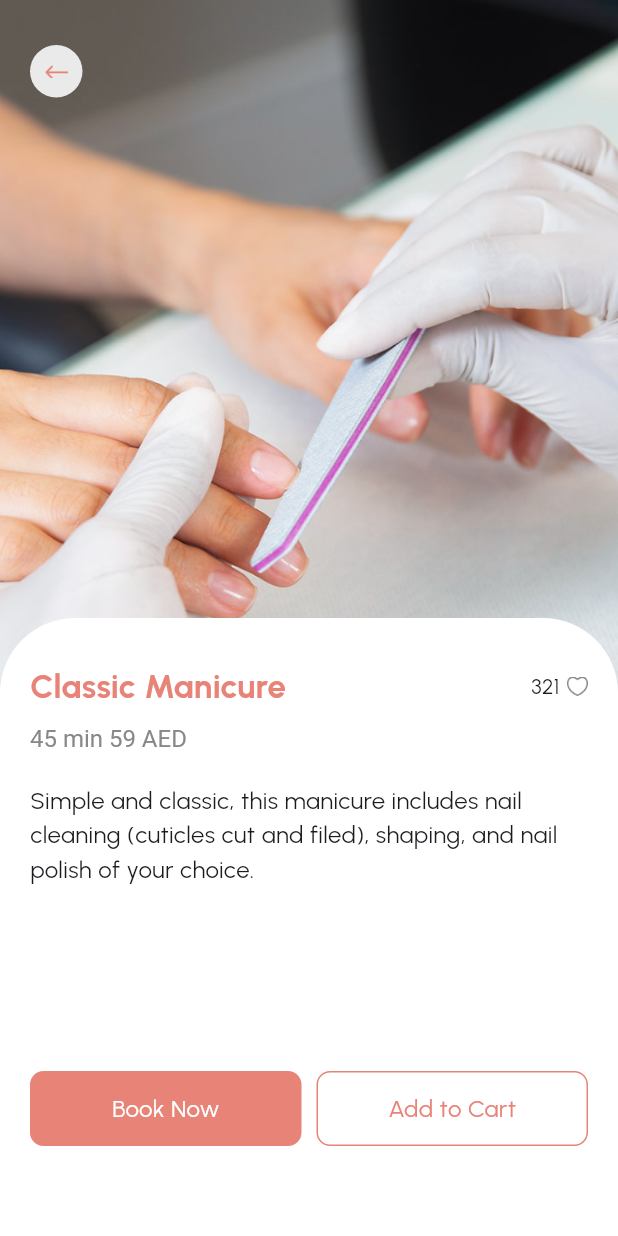
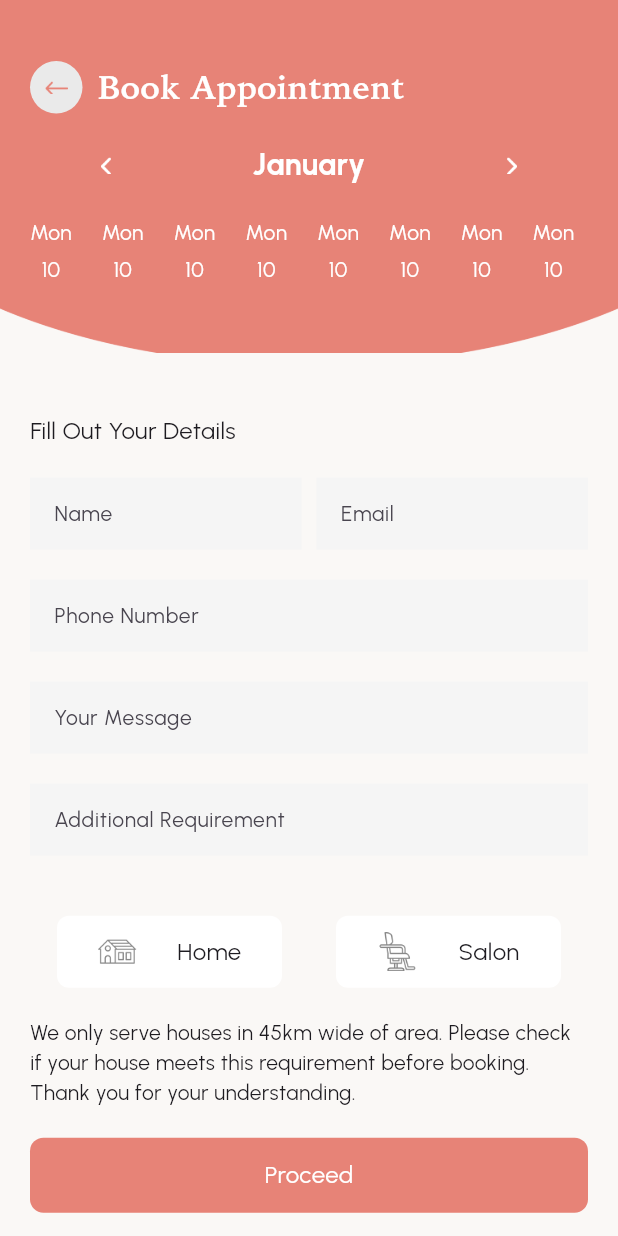
Before and after one commit to asadeee-web/lucious_beauty_app, a Flutter app: the ServicesDetailsScreen screen opened directly with sample values from the repository, after a tap on "Book Now", on a phone screen of 412 x 824 dp. Run offline on Flutter 3.47's test engine with Material 3 defaults, Android fonts, the phone set to English and light mode, and no system bars; our stand-ins replace flutter_screenutil, get; statements that could not run were skipped.

Commit message:
booking appointment screen updated

```diff
--- /dev/null
+++ b/lib/ui/screens/booking/components/book_appointment.dart
@@ -0,0 +1,206 @@
+import 'package:flutter/material.dart';
+import 'package:get/get.dart';
+import 'package:lucious_beauty_app/core/constants/colors.dart';
+import 'package:lucious_beauty_app/core/constants/sizes.dart';
+import 'package:lucious_beauty_app/core/constants/strings.dart';
+import 'package:lucious_beauty_app/core/constants/textstyles.dart';
+import 'package:lucious_beauty_app/ui/widgets/custom_button.dart';
+import 'package:lucious_beauty_app/ui/widgets/custom_circle_box.dart';
+import 'package:lucious_beauty_app/ui/widgets/custom_textfeild.dart';
+
+class BookAppointment extends StatelessWidget {
+  const BookAppointment({super.key});
+
+  @override
+  Widget build(BuildContext context) {
+    return Scaffold(
+      body: Column(
+        crossAxisAlignment: CrossAxisAlignment.start,
+        children: [
+          //Header>>>
+          _header(context),
+
+          sizedBox40,
+
+          //Available Time Slot>>>
+
+          //Fill Out Your Details>>>
+          _filloutYourDetail(),
+        ],
+      ),
+    );
+  }
+}
+
+_header(BuildContext context) {
+  return Container(
+    height: MediaQuery.of(context).size.height / 3.5,
+    alignment: Alignment.center,
+    decoration: BoxDecoration(
+        image: DecorationImage(
+            image: AssetImage("assets/icons/header.png"), fit: BoxFit.cover)),
+    child: Padding(
+      padding: const EdgeInsets.symmetric(
+        horizontal: 20,
+      ),
+      child: Column(
+        mainAxisAlignment: MainAxisAlignment.center,
+        children: [
+          Row(
+            children: [
+              CustomCircleBox(
+                  onTap: () {
+                    Get.back();
+                  },
+                  image: Image.asset(
+                    backarrowIcon,
+                    color: primaryColor,
+                    width: 16,
+                    height: 9,
+                  )),
+              const SizedBox(
+                width: 10,
+              ),
+              Text(
+                "Book Appointment",
+                style: lowanStyle22.copyWith(color: whiteColor),
+              ),
+            ],
+          ),
+          sizedBox20,
+          Row(
+            mainAxisAlignment: MainAxisAlignment.spaceAround,
+            children: [
+              Image.asset(
+                "assets/icons/ios_back.png",
+                width: 7,
+                height: 12,
+              ),
+              Text(
+                "January",
+                style: style20.copyWith(
+                    fontWeight: FontWeight.w700, color: Colors.white),
+              ),
+              Image.asset(
+                "assets/icons/ios_forward.png",
+                width: 7,
+                height: 12,
+              ),
+            ],
+          ),
+          sizedBox20,
+          SizedBox(
+            height: 50,
+            child: ListView.separated(
+              shrinkWrap: true,
+              scrollDirection: Axis.horizontal,
+              itemCount: 20,
+              itemBuilder: (context, index) {
+                return Column(
+                  children: [
+                    Text(
+                      "Mon",
+                      style: style14.copyWith(color: whiteColor),
+                    ),
+                    sizedBox5,
+                    Text(
+                      "10",
+                      style: style14.copyWith(color: whiteColor),
+                    ),
+                  ],
+                );
+              },
+              separatorBuilder: (BuildContext context, int index) {
+                return SizedBox(
+                  width: 20,
+                );
+              },
+            ),
+          )
+        ],
+      ),
+    ),
+  );
+}
+
+_availableTimeSlot() {
+  return Padding(
+    padding: const EdgeInsets.symmetric(horizontal: 20),
+    child: Column(
+      children: [
+        Text(
+          "Available Time Slots",
+          style: style16,
+        ),
+      ],
+    ),
+  );
+}
+
+_filloutYourDetail() {
+  return Padding(
+    padding: const EdgeInsets.symmetric(horizontal: 20),
+    child: Column(
+      crossAxisAlignment: CrossAxisAlignment.start,
+      children: [
+        Text(
+          "Fill Out Your Details",
+          style: style16,
+        ),
+        sizedBox20,
+        Row(
+          children: [
+            Expanded(child: CustomTextfeild(hintText: "Name")),
+            SizedBox(
+              width: 10,
+            ),
+            Expanded(child: CustomTextfeild(hintText: "Email")),
+          ],
+        ),
+        sizedBox20,
+        CustomTextfeild(hintText: "Phone Number"),
+        sizedBox20,
+        CustomTextfeild(hintText: "Your Message"),
+        sizedBox20,
+        CustomTextfeild(hintText: "Additional Requirement"),
+        sizedBox40,
+        Row(
+          mainAxisAlignment: MainAxisAlignment.spaceAround,
+          children: [
+            _toggleButton("assets/icons/home2_icon.png", "Home", greyColor),
+            _toggleButton("assets/icons/salon_icon.png", "Salon", greyColor)
+          ],
+        ),
+        sizedBox20,
+        Text(
+            "We only serve houses in 45km wide of area. Please check if your house meets this requirement before booking. Thank you for your understanding."),
+        sizedBox20,
+        CustomButton(text: "Proceed", onTap: () {})
+      ],
+    ),
+  );
+}
+
+Container _toggleButton(image, text, color) {
+  return Container(
+    height: 48,
+    width: 150,
+    decoration: BoxDecoration(
+        color: whiteColor, borderRadius: BorderRadius.circular(8)),
+    child: Row(
+      mainAxisAlignment: MainAxisAlignment.spaceEvenly,
+      children: [
+        Image.asset(
+          image,
+          width: 26,
+          height: 26,
+          color: color,
+        ),
+        Text(
+          text,
+          style: style16,
+        )
+      ],
+    ),
+  );
+}
--- a/lib/ui/screens/home/home_screen.dart
+++ b/lib/ui/screens/home/home_screen.dart
@@ -200,7 +200,7 @@ _ourServices(BuildContext context, HomeViewModel model) {
       ),
       sizedBox10,
       SizedBox(
-        height: 130,
+        height: 120,
         child: ListView.builder(
             itemCount: model.listServicesModel.length,
             scrollDirection: Axis.horizontal,
--- a/lib/ui/screens/services_details/booking_details.dart
+++ b/lib/ui/screens/services_details/booking_details.dart
@@ -5,6 +5,7 @@ import 'package:lucious_beauty_app/core/constants/colors.dart';
 import 'package:lucious_beauty_app/core/constants/sizes.dart';
 import 'package:lucious_beauty_app/core/constants/strings.dart';
 import 'package:lucious_beauty_app/core/constants/textstyles.dart';
+import 'package:lucious_beauty_app/ui/screens/booking/components/book_appointment.dart';
 import 'package:lucious_beauty_app/ui/widgets/custom_circle_box.dart';
 
 import 'package:lucious_beauty_app/ui/widgets/custom_unfilled_button.dart';
--- a/lib/ui/screens/services_details/services_details_screen.dart
+++ b/lib/ui/screens/services_details/services_details_screen.dart
@@ -1,12 +1,11 @@
 import 'package:flutter/material.dart';
 import 'package:get/get.dart';
-import 'package:get/get_core/src/get_main.dart';
 import 'package:lucious_beauty_app/core/constants/colors.dart';
 import 'package:lucious_beauty_app/core/constants/sizes.dart';
 import 'package:lucious_beauty_app/core/constants/strings.dart';
 import 'package:lucious_beauty_app/core/constants/textstyles.dart';
 import 'package:lucious_beauty_app/core/models/specific_services.dart';
-import 'package:lucious_beauty_app/ui/screens/specific_services/specific_services_screen.dart';
+import 'package:lucious_beauty_app/ui/screens/booking/components/book_appointment.dart';
 import 'package:lucious_beauty_app/ui/widgets/custom_button.dart';
 import 'package:lucious_beauty_app/ui/widgets/custom_circle_box.dart';
 import 'package:lucious_beauty_app/ui/widgets/custom_unfilled_button.dart';
@@ -44,8 +43,9 @@ class ServicesDetailsScreen extends StatelessWidget {
             Positioned(
               bottom: 0,
               child: Container(
-                padding: EdgeInsets.symmetric(horizontal: 20, vertical: 30),
-                decoration: BoxDecoration(
+                padding:
+                    const EdgeInsets.symmetric(horizontal: 20, vertical: 30),
+                decoration: const BoxDecoration(
                     color: whiteColor,
                     borderRadius: BorderRadius.only(
                         topLeft: Radius.circular(50),
@@ -65,8 +65,8 @@ class ServicesDetailsScreen extends StatelessWidget {
                         ),
                         Row(
                           children: [
-                            Text("321"),
-                            SizedBox(
+                            const Text("321"),
+                            const SizedBox(
                               width: 5,
                             ),
                             Image.asset(
@@ -89,20 +89,23 @@ class ServicesDetailsScreen extends StatelessWidget {
                       ),
                     ),
                     sizedBox20,
-                    Text(
+                    const Text(
                       "Simple and classic, this manicure includes nail cleaning (cuticles cut and filed), shaping, and nail polish of your choice. ",
                       style: style16,
                     ),
-                    Spacer(),
+                    const Spacer(),
                     Padding(
                       padding: const EdgeInsets.only(bottom: 30),
                       child: Row(
                         mainAxisAlignment: MainAxisAlignment.spaceEvenly,
                         children: [
                           Expanded(
-                              child:
-                                  CustomButton(text: "Book Now", onTap: () {})),
-                          SizedBox(
+                              child: CustomButton(
+                                  text: "Book Now",
+                                  onTap: () {
+                                    Get.to(const BookAppointment());
+                                  })),
+                          const SizedBox(
                             width: 10,
                           ),
                           Expanded(
--- a/lib/ui/screens/specific_services/specific_services_screen.dart
+++ b/lib/ui/screens/specific_services/specific_services_screen.dart
@@ -1,11 +1,9 @@
 import 'package:flutter/material.dart';
-import 'package:flutter_screenutil/flutter_screenutil.dart';
 import 'package:get/get.dart';
 import 'package:lucious_beauty_app/core/constants/colors.dart';
 import 'package:lucious_beauty_app/core/constants/decorations.dart';
 import 'package:lucious_beauty_app/core/constants/strings.dart';
 import 'package:lucious_beauty_app/core/constants/textstyles.dart';
-import 'package:lucious_beauty_app/core/models/services.dart';
 
 import 'package:lucious_beauty_app/ui/screens/services/all_services_screen.dart';
 import 'package:lucious_beauty_app/ui/screens/services_details/services_details_screen.dart';
@@ -13,6 +11,7 @@ import 'package:lucious_beauty_app/ui/screens/specific_services/specific_service
 import 'package:lucious_beauty_app/ui/widgets/custom_circle_box.dart';
 import 'package:provider/provider.dart';
 
+// ignore: must_be_immutable
 class SpecificServicesScreen extends StatelessWidget {
   //final ServicesModel? servicesModel;
   String catogoryName;
--- a/pubspec.yaml
+++ b/pubspec.yaml
@@ -38,6 +38,7 @@ dependencies:
   flutter_screenutil:
   provider: ^6.1.2
   get:
+  table_calendar: ^3.1.2
 
 dev_dependencies:
   flutter_test:
```
Also changed, not shown: lib/ui/screens/summary/summary_screen.dart (+106 -4 lines), assets/icons/header.png (added), assets/icons/home2_icon.png (added), assets/icons/ios_back.png (added), assets/icons/ios_forward.png (added), assets/icons/salon_icon.png (added), pubspec.lock.
